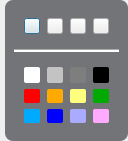
Above: SoftTerminal/forms/STWBPenStylePanel.ui from sunpu/softterminal before the change. Below: the same form after it.
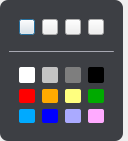
That is the form after the change. Icons and pictures are not drawn.

Patch:
```diff
--- a/SoftTerminal/forms/STWBPenStylePanel.ui
+++ b/SoftTerminal/forms/STWBPenStylePanel.ui
@@ -32,20 +32,10 @@
    <property name="bottomMargin">
     <number>0</number>
    </property>
-   <item>
-    <widget class="QWidget" name="widget_3" native="true">
-     <property name="maximumSize">
-      <size>
-       <width>5</width>
-       <height>16777215</height>
-      </size>
-     </property>
-    </widget>
-   </item>
    <item>
     <widget class="QWidget" name="widMain" native="true">
      <property name="styleSheet">
-      <string notr="true">QWidget#widMain{background-color:rgba(61,63,68,0.7);border-radius:8px;}</string>
+      <string notr="true">QWidget#widMain{background-color:rgb(61,63,68);border-radius:8px;}</string>
      </property>
      <layout class="QVBoxLayout" name="verticalLayout_2">
       <item>
@@ -144,8 +134,20 @@
       </item>
       <item>
        <widget class="Line" name="line">
+        <property name="minimumSize">
+         <size>
+          <width>0</width>
+          <height>1</height>
+         </size>
+        </property>
+        <property name="maximumSize">
+         <size>
+          <width>16777215</width>
+          <height>1</height>
+         </size>
+        </property>
         <property name="styleSheet">
-         <string notr="true">background-color: rgb(255, 255, 255);</string>
+         <string notr="true">background-color: rgb(145, 146, 155);</string>
         </property>
         <property name="frameShadow">
          <enum>QFrame::Sunken</enum>
@@ -386,6 +388,16 @@
      </layout>
     </widget>
    </item>
+   <item>
+    <widget class="QWidget" name="widSplit" native="true">
+     <property name="maximumSize">
+      <size>
+       <width>5</width>
+       <height>16777215</height>
+      </size>
+     </property>
+    </widget>
+   </item>
   </layout>
  </widget>
  <resources>
```
